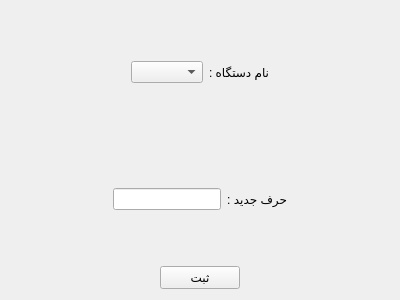
The window that addabr.ui (kia-far/QtDBS) describes before a commit, drawn with Qt 5.
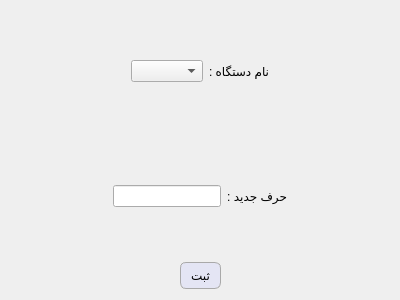
The same window after the commit.

Commit message: added stylesheet for buttons

The edit to the form file:
```diff
--- a/addabr.ui
+++ b/addabr.ui
@@ -14,7 +14,30 @@
    <string>Form</string>
   </property>
   <property name="styleSheet">
-   <string notr="true">font: 12pt &quot;Segoe UI&quot;;</string>
+   <string notr="true">QPushButton {
+    background-color: rgb(228, 229, 244); /* Light gray background */
+    border: 1px solid #a9a9a9; /* Darker gray border for a 3D effect */
+    border-radius: 6px; /* Rounded corners */
+    padding: 5px 10px; /* Padding for a button-like appearance */
+    color: black; /* Text color */
+    
+    /* Subtle gradient for a shiny effect */
+    background: qlineargradient(spread:pad, x1:0, y1:0, x2:0, y2:1, 
+                                stop:0 #f0f0f0, stop:1 #d3d3d3);
+}
+
+QPushButton:hover {
+    background-color: #e6e6e6; /* Change to a lighter shade on hover */
+    border-color: #b0b0b0; /* Change border color on hover */
+}
+
+QPushButton:pressed {
+    background-color: #bfbfbf; /* Darker gray when pressed */
+    border-color: #808080; /* Slightly darker border when pressed */
+}
+
+
+QWidget {font: 12pt &quot;Segoe UI&quot;;}</string>
   </property>
   <layout class="QVBoxLayout" name="verticalLayout_2">
    <item>
```
The commit also changes 29 other files.
